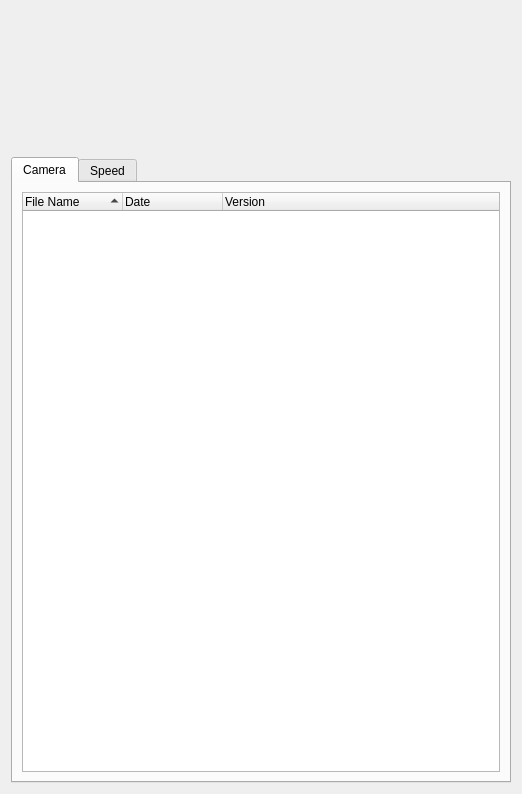
This is maya/python/ccmaya/panels/cc_hud_panel.ui in mrmcdog23/controlChaos as Qt 5 draws it before an edit. The edited form follows.
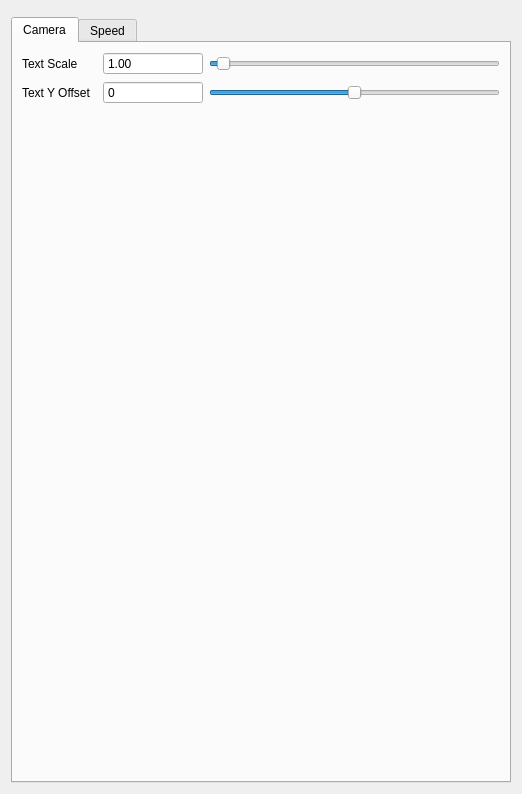
This is the edited form. The open tabs and pages were chosen to show the change.

```diff
--- a/maya/python/ccmaya/panels/cc_hud_panel.ui
+++ b/maya/python/ccmaya/panels/cc_hud_panel.ui
@@ -29,34 +29,128 @@
       <attribute name="title">
        <string>Camera</string>
       </attribute>
-      <layout class="QGridLayout" name="gridLayout_2">
-       <item row="0" column="0">
-        <widget class="QTreeWidget" name="tw_wip_files">
-         <property name="minimumSize">
+      <layout class="QVBoxLayout" name="verticalLayout_2">
+       <item>
+        <layout class="QGridLayout" name="gridLayout_7">
+         <item row="1" column="0">
+          <widget class="QLabel" name="lbl_cam_y_offset">
+           <property name="text">
+            <string>Text Y Offset</string>
+           </property>
+          </widget>
+         </item>
+         <item row="0" column="3">
+          <widget class="QSlider" name="sld_cam_text_scale">
+           <property name="minimum">
+            <number>5</number>
+           </property>
+           <property name="maximum">
+            <number>200</number>
+           </property>
+           <property name="singleStep">
+            <number>1</number>
+           </property>
+           <property name="value">
+            <number>10</number>
+           </property>
+           <property name="orientation">
+            <enum>Qt::Horizontal</enum>
+           </property>
+          </widget>
+         </item>
+         <item row="1" column="3">
+          <widget class="QSlider" name="sld_cam_y_offset">
+           <property name="minimum">
+            <number>-50</number>
+           </property>
+           <property name="maximum">
+            <number>50</number>
+           </property>
+           <property name="orientation">
+            <enum>Qt::Horizontal</enum>
+           </property>
+          </widget>
+         </item>
+         <item row="0" column="0" colspan="2">
+          <widget class="QLabel" name="lbl_cam_text_scale">
+           <property name="text">
+            <string>Text Scale</string>
+           </property>
+          </widget>
+         </item>
+         <item row="1" column="2">
+          <widget class="QSpinBox" name="sb_cam_y_offset">
+           <property name="minimumSize">
+            <size>
+             <width>100</width>
+             <height>0</height>
+            </size>
+           </property>
+           <property name="maximumSize">
+            <size>
+             <width>100</width>
+             <height>16777215</height>
+            </size>
+           </property>
+           <property name="readOnly">
+            <bool>true</bool>
+           </property>
+           <property name="buttonSymbols">
+            <enum>QAbstractSpinBox::NoButtons</enum>
+           </property>
+           <property name="minimum">
+            <number>-50</number>
+           </property>
+           <property name="maximum">
+            <number>50</number>
+           </property>
+          </widget>
+         </item>
+         <item row="0" column="2">
+          <widget class="QDoubleSpinBox" name="sb_cam_text_scale">
+           <property name="minimumSize">
+            <size>
+             <width>100</width>
+             <height>0</height>
+            </size>
+           </property>
+           <property name="maximumSize">
+            <size>
+             <width>100</width>
+             <height>16777215</height>
+            </size>
+           </property>
+           <property name="readOnly">
+            <bool>true</bool>
+           </property>
+           <property name="buttonSymbols">
+            <enum>QAbstractSpinBox::NoButtons</enum>
+           </property>
+           <property name="minimum">
+            <double>0.500000000000000</double>
+           </property>
+           <property name="maximum">
+            <double>2.000000000000000</double>
+           </property>
+           <property name="value">
+            <double>1.000000000000000</double>
+           </property>
+          </widget>
+         </item>
+        </layout>
+       </item>
+       <item>
+        <spacer name="verticalSpacer_2">
+         <property name="orientation">
+          <enum>Qt::Vertical</enum>
+         </property>
+         <property name="sizeHint" stdset="0">
           <size>
-           <width>0</width>
-           <height>200</height>
+           <width>20</width>
+           <height>618</height>
           </size>
          </property>
-         <property name="sortingEnabled">
-          <bool>true</bool>
-         </property>
-         <column>
-          <property name="text">
-           <string>File Name</string>
-          </property>
-         </column>
-         <column>
-          <property name="text">
-           <string>Date</string>
-          </property>
-         </column>
-         <column>
-          <property name="text">
-           <string>Version</string>
-          </property>
-         </column>
-        </widget>
+        </spacer>
        </item>
       </layout>
      </widget>
@@ -394,13 +488,13 @@
      <property name="minimumSize">
       <size>
        <width>500</width>
-       <height>140</height>
+       <height>0</height>
       </size>
      </property>
      <property name="maximumSize">
       <size>
        <width>500</width>
-       <height>140</height>
+       <height>0</height>
       </size>
      </property>
      <property name="text">
```
Left out of the diff: 2 changed lines with no effect on the pictures.
